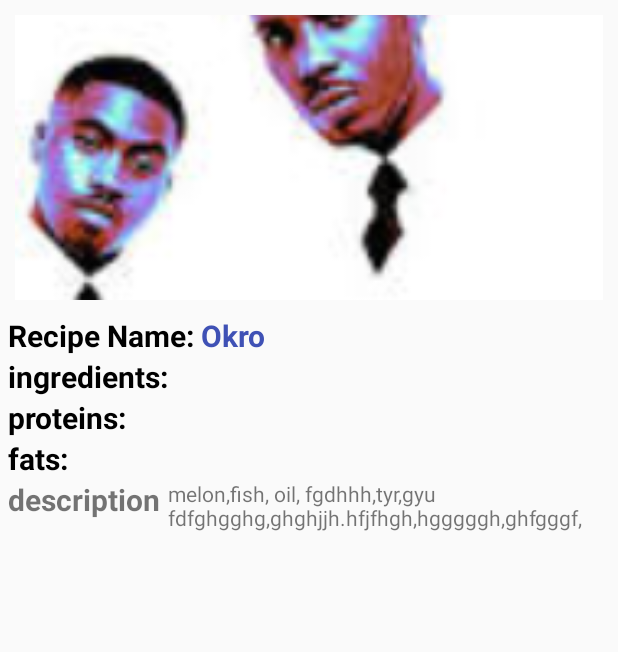
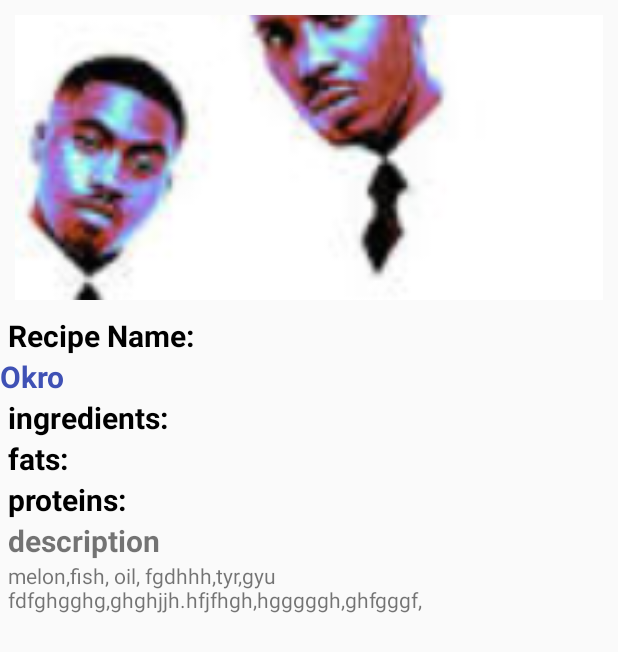
Before and after one commit to Arabmonie/RecipeApp, an Android app: the layout activity_details.xml on its own in the app's theme, with its tools: preview values and no code run, on a phone screen of 412 x 824 dp. Shown: the top 652 px of the screen. Run offline under Robolectric (Android 15) with nearby library versions, the phone set to English and light mode, and no system bars.

Commit message:
i have finish the task

```diff
--- a/app/build.gradle
+++ b/app/build.gradle
@@ -20,7 +20,7 @@ android {
 
 dependencies {
     implementation fileTree(dir: 'libs', include: ['*.jar'])
-    implementation 'com.android.support:appcompat-v7:27.0.0'
+    implementation 'com.android.support:appcompat-v7:27.1.1'
     implementation 'com.android.support.constraint:constraint-layout:1.1.3'
     testImplementation 'junit:junit:4.12'
     implementation 'com.android.support:cardview-v7:27.1.1'
--- a/app/src/main/AndroidManifest.xml
+++ b/app/src/main/AndroidManifest.xml
@@ -17,7 +17,9 @@
         <activity
             android:name=".DetailActivity"
             android:label="Recipes"
-            android:parentActivityName=".MainActivity"></activity>
+            android:parentActivityName=".MainActivity">
+
+        </activity>
 
         <meta-data
             android:name="android.support.PARENT_ACTIVITY"
--- a/app/src/main/java/com/droidplate/recipeapp/Adapter/RecipeAdapter.java
+++ b/app/src/main/java/com/droidplate/recipeapp/Adapter/RecipeAdapter.java
@@ -96,7 +96,7 @@ public class RecipeAdapter extends RecyclerView.Adapter<RecipeAdapter.MyViewHold
 
         public ImageView thumb;
         public TextView recipename, description, fats,
-        proteins, deliverableingredients, carbos;
+        proteins, carbos;
 
 
 
@@ -108,7 +108,6 @@ public class RecipeAdapter extends RecyclerView.Adapter<RecipeAdapter.MyViewHold
             description = (TextView)itemView.findViewById(R.id.description);
             fats = (TextView)itemView.findViewById(R.id.fats);
             proteins = (TextView)itemView.findViewById(R.id.proteins);
-          // deliverable_ingredients = (TextView)itemView.findViewById(R.id.deliverable_ingredients);
            carbos = itemView.findViewById(R.id.carbos);
 //           itemView.setOnClickListener(new View.OnClickListener() {
 //               @Override
--- a/app/src/main/java/com/droidplate/recipeapp/DetailActivity.java
+++ b/app/src/main/java/com/droidplate/recipeapp/DetailActivity.java
@@ -10,7 +10,7 @@ import com.bumptech.glide.Glide;
 import com.droidplate.recipeapp.Pojo.Recipe;
 
 public class DetailActivity extends AppCompatActivity {
-    TextView recipeName, deliverableIngredints, description, fats, proteins, carbos;
+    TextView recipeName, Ingredients, description, fats, proteins, carbos;
     ImageView recipeImage;
 
     @Override
@@ -37,6 +37,7 @@ public class DetailActivity extends AppCompatActivity {
         description.setText(descriptions);
         fats.setText(fat);
 
+
         Glide.with(this).load(image).into(recipeImage);
 
 
--- /dev/null
+++ b/app/src/main/res/layout-land/activity_details.xml
@@ -0,0 +1,114 @@
+<?xml version="1.0" encoding="utf-8"?>
+<LinearLayout
+    android:orientation="horizontal"
+    xmlns:android="http://schemas.android.com/apk/res/android"
+    android:layout_width="match_parent"
+    android:layout_height="match_parent"
+    xmlns:app="http://schemas.android.com/apk/res-auto">
+
+
+    <ImageView
+        android:id="@+id/thumb"
+        android:layout_width="250dp"
+        android:layout_height="match_parent"
+        android:scaleType="centerCrop"
+        android:layout_margin="10dp"
+        android:src="@drawable/belly" />
+    <ScrollView
+        android:layout_below="@id/thumb"
+        android:layout_width="match_parent"
+        android:layout_height="wrap_content">
+        <LinearLayout
+            android:layout_width="match_parent"
+            android:layout_height="match_parent"
+            android:orientation="vertical">
+            <TextView
+                android:id="@+id/recipeName_label"
+                android:layout_width="wrap_content"
+                android:layout_height="wrap_content"
+                android:text="Recipe Name: "
+                android:layout_below="@id/thumb"
+                android:textSize="20sp"
+                android:textStyle="bold"
+                android:textColor="#000000"
+                android:layout_marginLeft="5dp"
+                android:layout_marginStart="5dp" />
+            <TextView
+                android:layout_width="wrap_content"
+                android:layout_height="wrap_content"
+                android:text="Okro"
+                android:id="@+id/recipeNameTV"
+                android:layout_toRightOf="@id/recipeName_label"
+                android:layout_below="@id/thumb"
+                android:textSize="20sp"
+                android:textStyle="bold"
+                android:textColor="@color/colorPrimary"/>
+
+            <TextView
+                android:id="@+id/ingredientsName_label"
+                android:layout_width="wrap_content"
+                android:layout_height="wrap_content"
+                android:text="ingredients: "
+                android:layout_marginLeft="5dp"
+                android:layout_marginStart="5dp"
+                android:layout_below="@id/recipeName_label"
+                android:textColor="#000000"
+                android:textStyle="bold"
+                android:textSize="20sp"/>
+
+            <TextView
+                android:id="@+id/fatsTV"
+                android:layout_width="wrap_content"
+                android:layout_height="wrap_content"
+                android:text="fats: "
+                android:layout_marginLeft="5dp"
+                android:layout_marginStart="5dp"
+                android:layout_below="@id/proteins_label"
+                android:textColor="#000000"
+                android:textStyle="bold"
+                android:textSize="20sp" />
+
+
+            <TextView
+                android:id="@+id/proteins_label"
+                android:layout_width="wrap_content"
+                android:layout_height="wrap_content"
+                android:text="proteins: "
+                android:layout_marginLeft="5dp"
+                android:layout_marginStart="5dp"
+                android:layout_below="@id/ingredientsName_label"
+                android:textColor="#000000"
+                android:textStyle="bold"
+                android:textSize="20sp" />
+
+
+
+            <TextView
+                android:id="@+id/description_one"
+                android:layout_width="wrap_content"
+                android:layout_height="wrap_content"
+                android:text="description"
+                android:layout_below="@id/fatsTV"
+                android:layout_marginLeft="5dp"
+                android:layout_marginStart="5dp"
+                android:textStyle="bold"
+                android:textSize="20sp"/>
+
+            <TextView
+                android:id="@+id/descriptionTV"
+                android:layout_width="wrap_content"
+                android:layout_height="wrap_content"
+                android:layout_marginLeft="5dp"
+                android:layout_below="@id/fatsTV"
+                android:text="melon,fish, oil, fgdhhh,tyr,gyu
+        fdfghgghg,ghghjjh.hfjfhgh,hgggggh,ghfgggf,"
+                android:layout_toRightOf="@id/description_one"/>
+
+        </LinearLayout>
+
+
+
+    </ScrollView>
+
+
+</LinearLayout>
--- a/app/src/main/res/layout/activity_details.xml
+++ b/app/src/main/res/layout/activity_details.xml
@@ -3,6 +3,7 @@
     android:layout_width="match_parent"
     android:layout_height="match_parent"
     xmlns:app="http://schemas.android.com/apk/res-auto">
+
 
     <ImageView
         android:id="@+id/thumb"
@@ -11,7 +12,14 @@
         android:scaleType="centerCrop"
         android:layout_margin="10dp"
         android:src="@drawable/belly" />
-
+    <ScrollView
+        android:layout_below="@id/thumb"
+        android:layout_width="match_parent"
+        android:layout_height="wrap_content">
+        <LinearLayout
+            android:layout_width="match_parent"
+            android:layout_height="match_parent"
+            android:orientation="vertical">
         <TextView
             android:id="@+id/recipeName_label"
             android:layout_width="wrap_content"
@@ -45,6 +53,7 @@
             android:textColor="#000000"
             android:textStyle="bold"
             android:textSize="20sp"/>
+
 
         <TextView
             android:id="@+id/fatsTV"
@@ -94,4 +103,11 @@
         fdfghgghg,ghghjjh.hfjfhgh,hgggggh,ghfgggf,"
             android:layout_toRightOf="@id/description_one"/>
 
+        </LinearLayout>
+
+
+
+    </ScrollView>
+
+
 </RelativeLayout>
```
Also changed, not shown: app/src/main/java/com/droidplate/recipeapp/LoginActivity.java (+36 -36 lines), app/src/main/res/layout/activity_login.xml (+23 -13 lines), app/src/main/res/layout/recipe_item.xml (+4 -8 lines). Lines whose indentation alone changed are shown as unchanged.
